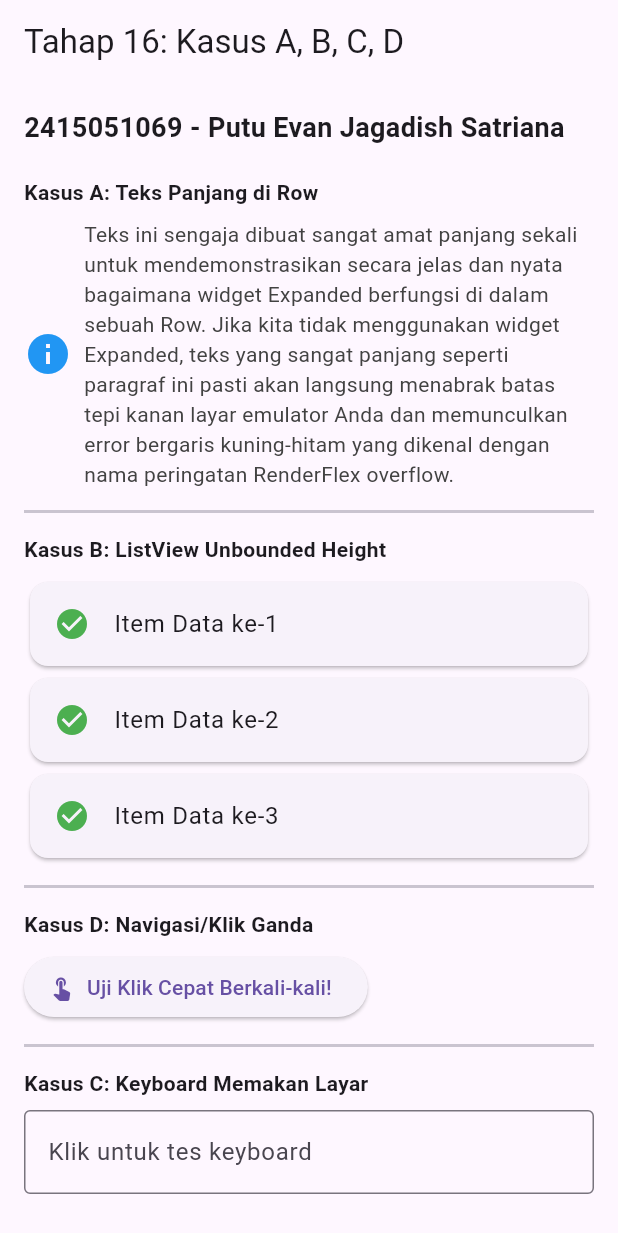
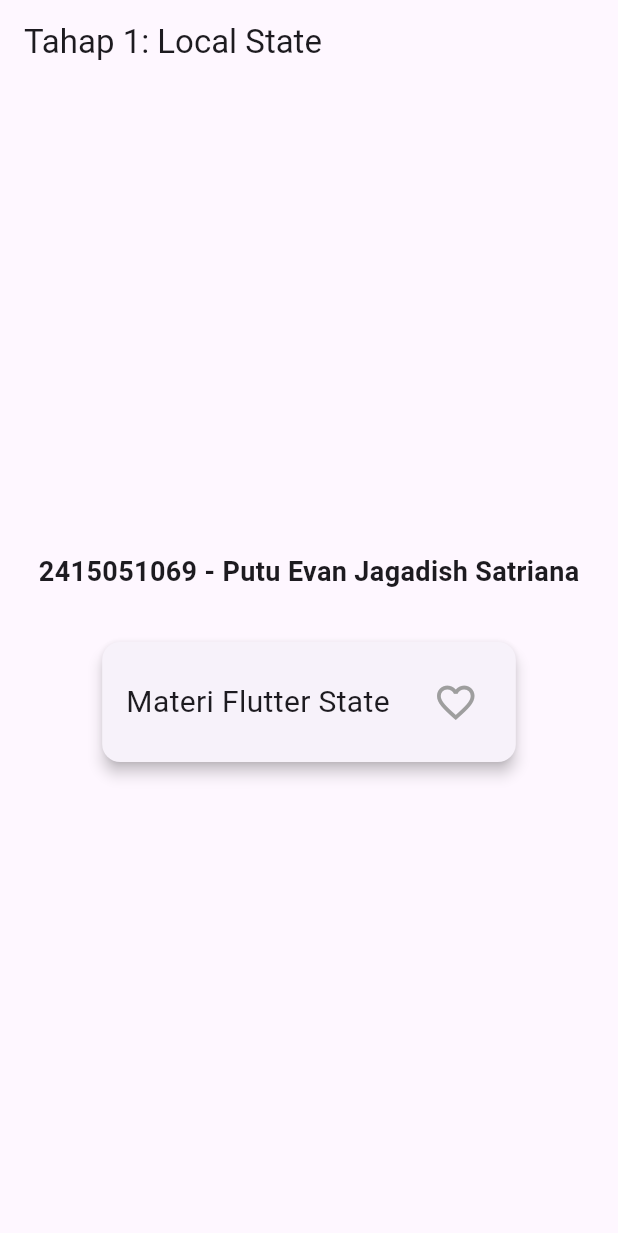
Before and after one commit to pannpanns/Course-Explorer, a Flutter app: the screen it shows after launch, on a phone screen of 412 x 824 dp. Shown: the top 1233 px of the screen. Run offline on Flutter 3.47's test engine with Material 3 defaults, Android fonts, the phone set to English and light mode, and no system bars.

Commit message:
Tahap 1 : Identifikasi local dan shared state

```diff
--- a/lib/main.dart
+++ b/lib/main.dart
@@ -3,121 +3,61 @@ import 'package:flutter/material.dart';
 const String studentName = 'Putu Evan Jagadish Satriana';
 const String studentId = '2415051069';
 
-void main() => runApp(const MaterialApp(
+void main() {
+  runApp(const MaterialApp(
     debugShowCheckedModeBanner: false,
-  home: DebuggingPage(),
+    home: Tahap1Page(),
   ));
+}
 
-class DebuggingPage extends StatefulWidget {
-  const DebuggingPage({super.key});
+class Tahap1Page extends StatefulWidget {
+  const Tahap1Page({super.key});
 
   @override
-  State<DebuggingPage> createState() => _DebuggingPageState();
+  State<Tahap1Page> createState() => _Tahap1PageState();
 }
 
-class _DebuggingPageState extends State<DebuggingPage> {
-  bool _isActionRunning = false;
-
-  void _safeNavigate(BuildContext context) async {
-    if (_isActionRunning) return;
-
-    setState(() {
-      _isActionRunning = true;
-    });
-
-    await Future.delayed(const Duration(seconds: 1));
-
-    if (context.mounted) {
-      ScaffoldMessenger.of(context).showSnackBar(
-        const SnackBar(content: Text('Aksi dijalankan dengan aman (Klik ganda dicegah)!')),
-      );
-    }
-
-    setState(() {
-      _isActionRunning = false;
-    });
-  }
+class _Tahap1PageState extends State<Tahap1Page> {
+  bool isFavorite = false;
 
   @override
   Widget build(BuildContext context) {
     return Scaffold(
-      appBar: AppBar(title: const Text('Tahap 16: Kasus A, B, C, D')),
-      body: SingleChildScrollView(
-        padding: const EdgeInsets.all(16.0),
+      appBar: AppBar(title: const Text('Tahap 1: Local State')),
+      body: Center(
         child: Column(
-          crossAxisAlignment: CrossAxisAlignment.start,
+          mainAxisAlignment: MainAxisAlignment.center,
           children: [
             const Text(
               '$studentId - $studentName',
               style: TextStyle(fontSize: 18, fontWeight: FontWeight.bold),
             ),
-            const SizedBox(height: 20),
-
-            // ============================
-            // Solusi Kasus A: RenderFlex Overflow
-            // ============================
-            const Text('Kasus A: Teks Panjang di Row', style: TextStyle(fontWeight: FontWeight.bold)),
-            const SizedBox(height: 8),
-            Row(
+            const SizedBox(height: 30),
+            Card(
+              elevation: 4,
+              child: Padding(
+                padding: const EdgeInsets.all(16.0),
+                child: Row(
+                  mainAxisSize: MainAxisSize.min,
                   children: [
-                const Icon(Icons.info, color: Colors.blue, size: 32),
-                const SizedBox(width: 8),
-                Expanded(
-                  child: Text(
-                    'Teks ini sengaja dibuat sangat amat panjang sekali untuk mendemonstrasikan secara jelas dan nyata bagaimana widget Expanded berfungsi di dalam sebuah Row. Jika kita tidak menggunakan widget Expanded, teks yang sangat panjang seperti paragraf ini pasti akan langsung menabrak batas tepi kanan layar emulator Anda dan memunculkan error bergaris kuning-hitam yang dikenal dengan nama peringatan RenderFlex overflow.',
-                    style: TextStyle(color: Colors.grey[800]),
+                    const Text('Materi Flutter State', style: TextStyle(fontSize: 20)),
+                    const SizedBox(width: 20),
+                    IconButton(
+                      icon: Icon(
+                        isFavorite ? Icons.favorite : Icons.favorite_border,
+                        color: isFavorite ? Colors.red : Colors.grey,
+                        size: 30,
                       ),
+                      onPressed: () {
+                        setState(() {
+                          isFavorite = !isFavorite;
+                        });
+                      },
                     ),
                   ],
                 ),
-            const Divider(height: 30, thickness: 2),
-
-            // ============================
-            // Solusi Kasus B: Vertical Viewport Unbounded
-            // ============================
-            const Text('Kasus B: ListView Unbounded Height', style: TextStyle(fontWeight: FontWeight.bold)),
-            const SizedBox(height: 8),
-            ListView.builder(
-              shrinkWrap: true,
-              physics: const NeverScrollableScrollPhysics(),
-              itemCount: 3,
-              itemBuilder: (context, index) {
-                return Card(
-                  child: ListTile(
-                    leading: const Icon(Icons.check_circle, color: Colors.green),
-                    title: Text('Item Data ke-${index + 1}'),
-                  ),
-                );
-              },
-            ),
-            const Divider(height: 30, thickness: 2),
-
-            // ============================
-            // Solusi Kasus D: Navigasi Ganda
-            // ============================
-            const Text('Kasus D: Navigasi/Klik Ganda', style: TextStyle(fontWeight: FontWeight.bold)),
-            const SizedBox(height: 8),
-            ElevatedButton.icon(
-              onPressed: () => _safeNavigate(context),
-              icon: _isActionRunning
-                  ? const SizedBox(width: 16, height: 16, child: CircularProgressIndicator(color: Colors.white, strokeWidth: 2))
-                  : const Icon(Icons.touch_app),
-              label: Text(_isActionRunning ? 'Memproses...' : 'Uji Klik Cepat Berkali-kali!'),
-            ),
-            const Divider(height: 30, thickness: 2),
-
-            // ============================
-            // Solusi Kasus C: Keyboard Overflow
-            // ============================
-            const Text('Kasus C: Keyboard Memakan Layar', style: TextStyle(fontWeight: FontWeight.bold)),
-            const SizedBox(height: 8),
-            const TextField(
-              decoration: InputDecoration(
-                labelText: 'Klik untuk tes keyboard',
-                border: OutlineInputBorder(),
               ),
             ),
-            const SizedBox(height: 200),
           ],
         ),
       ),
```
Lines whose indentation alone changed are shown as unchanged.
